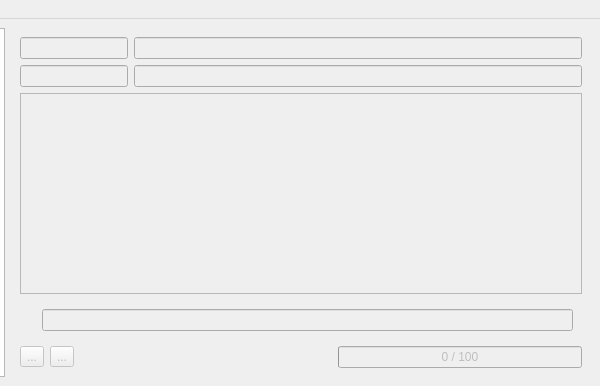
Qt form mainwin.ui (samstyle/transtext) before a commit; both pictures show x 260 to 860 and y 0 to 386 of the 860 by 386 pixel window.
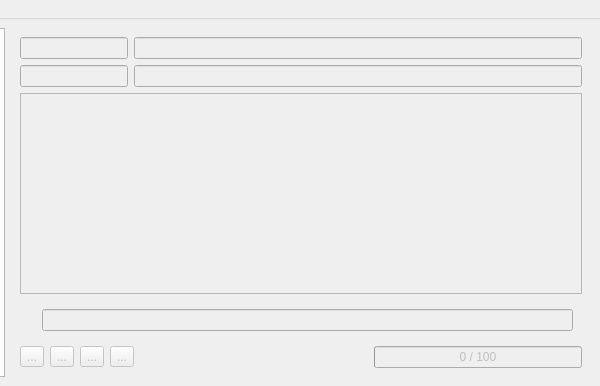
The same form after that commit. Icons and pictures are not drawn.

Diff of the .ui file:
```diff
--- a/mainwin.ui
+++ b/mainwin.ui
@@ -145,6 +145,31 @@
            </property>
           </widget>
          </item>
+         <item>
+          <widget class="QToolButton" name="tbBookmark">
+           <property name="text">
+            <string>...</string>
+           </property>
+           <property name="icon">
+            <iconset resource="resources.qrc">
+             <normaloff>:/bookmark.png</normaloff>:/bookmark.png</iconset>
+           </property>
+          </widget>
+         </item>
+         <item>
+          <widget class="QToolButton" name="tbRec">
+           <property name="text">
+            <string>...</string>
+           </property>
+           <property name="icon">
+            <iconset resource="resources.qrc">
+             <normaloff>:/clipboard.png</normaloff>:/clipboard.png</iconset>
+           </property>
+           <property name="checkable">
+            <bool>true</bool>
+           </property>
+          </widget>
+         </item>
          <item>
           <spacer name="horizontalSpacer_2">
            <property name="orientation">
@@ -158,6 +183,13 @@
            </property>
           </spacer>
          </item>
+         <item>
+          <widget class="QLabel" name="labUuid">
+           <property name="text">
+            <string/>
+           </property>
+          </widget>
+         </item>
          <item>
           <widget class="QLabel" name="labInfo">
            <property name="text">
```
Left out of the diff: 16 changed lines with no effect on the pictures.
